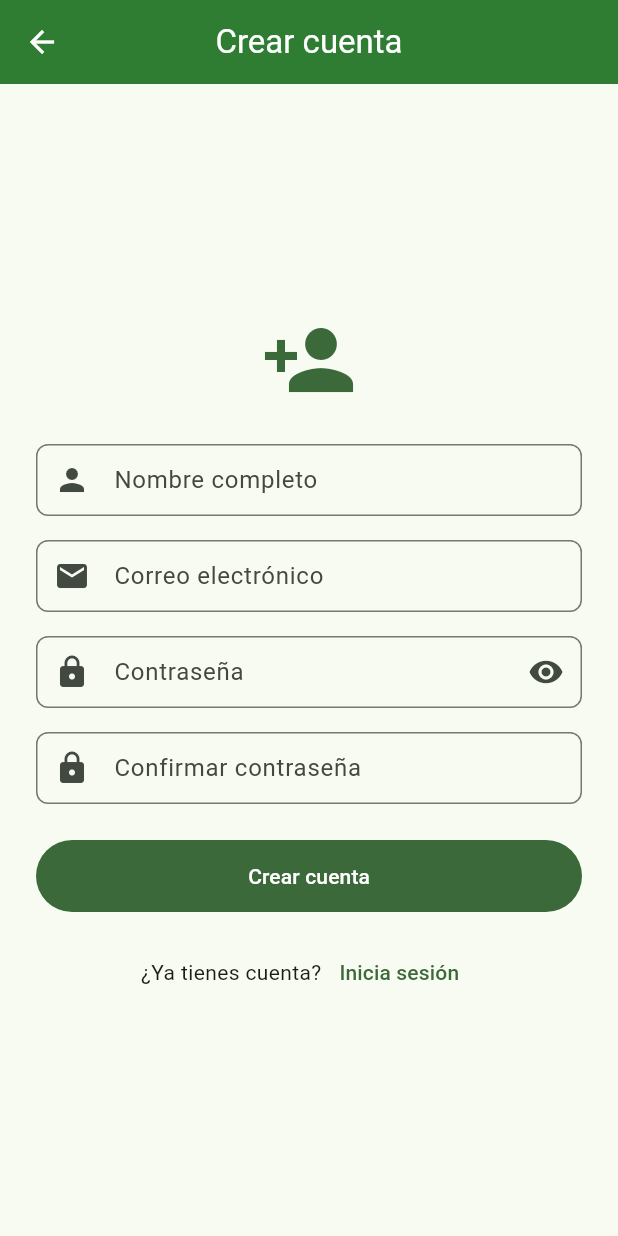
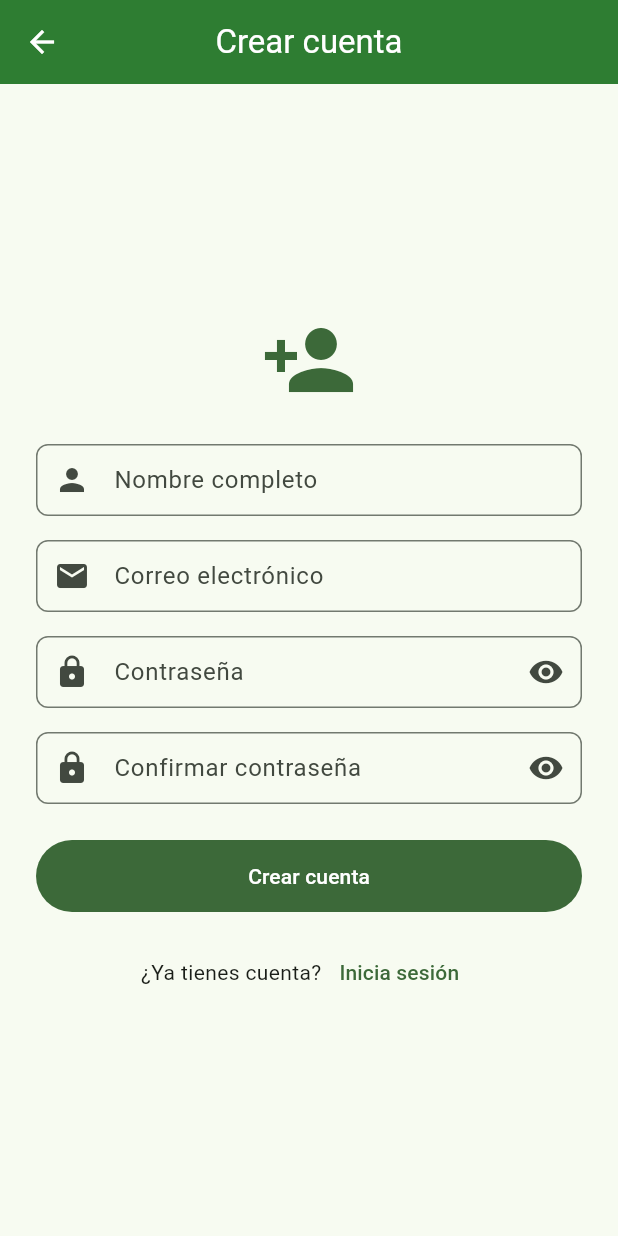
Before and after one commit to wadvance/agromanager, a Flutter app: the screen it shows after launch, after a tap on "Regístrate", on a phone screen of 412 x 824 dp. Run offline on Flutter 3.47's test engine with Material 3 defaults, Android fonts, the phone set to English and light mode, and no system bars; our stand-ins replace cloud_firestore, connectivity_plus, csv, firebase_auth, firebase_core, fl_chart and 6 more; missing offline and left inert: mqtt_client; accounts and stored records are empty.

Commit message:
fix: remove skip login, add eye toggle to confirm password

```diff
--- a/lib/screens/auth/login_screen.dart
+++ b/lib/screens/auth/login_screen.dart
@@ -1,7 +1,5 @@
 import 'package:flutter/material.dart';
-import 'package:provider/provider.dart';
 import 'package:firebase_auth/firebase_auth.dart';
-import '../../providers/app_provider.dart';
 import '../../services/firebase_service.dart';
 import 'register_screen.dart';
 
@@ -131,14 +129,6 @@ class _LoginScreenState extends State<LoginScreen> {
                       ),
                     ],
                   ),
-                  SizedBox(height: 16),
-                  TextButton.icon(
-                    onPressed: () {
-                      context.read<AppProvider>().skipLogin();
-                    },
-                    icon: Icon(Icons.skip_next),
-                    label: Text('Continuar sin cuenta'),
-                  ),
                 ],
               ),
             ),
--- a/lib/screens/auth/register_screen.dart
+++ b/lib/screens/auth/register_screen.dart
@@ -17,6 +17,7 @@ class _RegisterScreenState extends State<RegisterScreen> {
   final _confirmCtrl = TextEditingController();
   bool _isLoading = false;
   bool _obscurePassword = true;
+  bool _obscureConfirm = true;
 
   @override
   void dispose() {
@@ -97,8 +98,15 @@ class _RegisterScreenState extends State<RegisterScreen> {
                   decoration: InputDecoration(
                     labelText: 'Confirmar contraseña',
                     prefixIcon: Icon(Icons.lock),
+                    suffixIcon: IconButton(
+                      icon: Icon(_obscureConfirm
+                          ? Icons.visibility
+                          : Icons.visibility_off),
+                      onPressed: () => setState(
+                          () => _obscureConfirm = !_obscureConfirm),
+                    ),
                   ),
-                  obscureText: true,
+                  obscureText: _obscureConfirm,
                   validator: (v) {
                     if (v != _passwordCtrl.text) return 'No coinciden';
                     return null;
```
